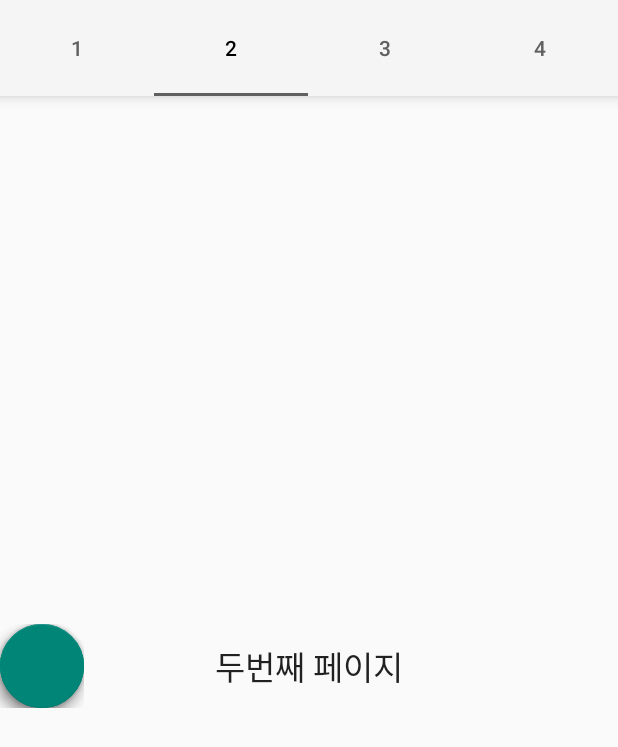
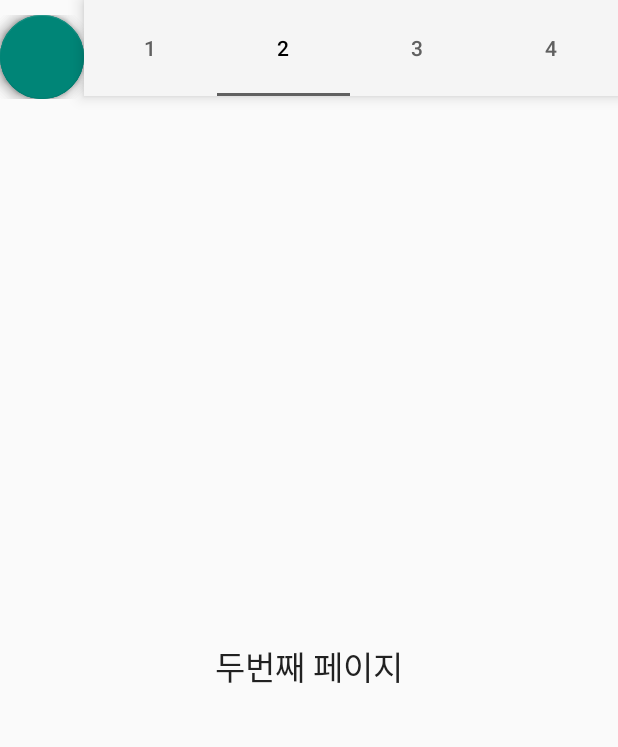
Before and after one commit to Peinilla/cau_capstone2_ICT, an Android app: the MainActivity screen opened directly, with no data from a screen before it, tab 2 chosen, on a phone screen of 412 x 824 dp. Shown: the top 747 px of the screen. Run offline under Robolectric (Android 15) with nearby library versions, the phone set to English and light mode, and no system bars; libraries missing offline, so code that uses them is left out: com.getbase.floatingactionbutton; plain views replace FloatingActionButton, FloatingActionsMenu; network calls fail; 1 statement that could not run was skipped.

Commit message:
0407 작업 ( 게시판 틀 추가 )

```diff
--- a/app/src/main/AndroidManifest.xml
+++ b/app/src/main/AndroidManifest.xml
@@ -14,7 +14,6 @@
         android:roundIcon="@mipmap/ic_launcher_round"
         android:supportsRtl="true"
         android:theme="@style/AppTheme">
-
         <meta-data
             android:name="com.kakao.sdk.AppKey"
             android:value="@string/kakao_app_key" />
@@ -24,7 +23,6 @@
         <meta-data
             android:name="com.facebook.sdk.ApplicationId"
             android:value="@string/facebook_app_id" />
-
 
         <activity
             android:name=".LoginActivity"
@@ -44,8 +42,8 @@
         <activity
             android:name=".MainActivity"
             android:theme="@style/Theme.AppCompat.Light.NoActionBar" />
-        <activity android:name=".HomeSelectActivity"></activity>
-
+        <activity android:name=".HomeSelectActivity" />
+        <activity android:name=".ProfileActvity"></activity>
     </application>
 
 </manifest>
--- a/app/src/main/java/com/melon/cau_capstone2_ict/MainActivity.java
+++ b/app/src/main/java/com/melon/cau_capstone2_ict/MainActivity.java
@@ -3,11 +3,15 @@ package com.melon.cau_capstone2_ict;
 import android.content.Intent;
 import android.os.Bundle;
 
+import android.support.design.widget.FloatingActionButton;
 import android.support.design.widget.TabLayout;
 import android.support.v4.view.ViewPager;
 import android.support.v7.app.AppCompatActivity;
 import android.support.v7.widget.Toolbar;
+import android.util.Log;
+import android.view.View;
 
+import com.getbase.floatingactionbutton.FloatingActionsMenu;
 import com.melon.cau_capstone2_ict.Manager.*;
 
 public class MainActivity extends AppCompatActivity {
@@ -15,11 +19,13 @@ public class MainActivity extends AppCompatActivity {
     private String ID;
     private String name;
     private ViewPager mViewPager;
+    private FloatingActionsMenu fab;
 
     @Override
     protected void onCreate(Bundle savedInstanceState) {
         super.onCreate(savedInstanceState);
         setContentView(R.layout.activity_main);
+        Log.d("Tag", "main_1");
 
         Intent intent;
         intent = getIntent();
@@ -30,6 +36,7 @@ public class MainActivity extends AppCompatActivity {
         Toolbar toolbar = (Toolbar) findViewById(R.id.toolbar);
         setSupportActionBar(toolbar);
 
+        fab = (FloatingActionsMenu)findViewById(R.id.floatingButton);
         mViewPager = (ViewPager) findViewById(R.id.container);
 
         TabLayout tabLayout = (TabLayout) findViewById(R.id.tab_layout);
@@ -45,23 +52,44 @@ public class MainActivity extends AppCompatActivity {
         final MyPagerAdapter adapter = new MyPagerAdapter
                 (getSupportFragmentManager(), tabLayout.getTabCount());
         viewPager.setAdapter(adapter);
+        Log.d("Tag", "main_1");
+
         viewPager.addOnPageChangeListener(new TabLayout.TabLayoutOnPageChangeListener(tabLayout));
+        Log.d("Tag", "main_1");
+        viewPager.addOnPageChangeListener(new ViewPager.OnPageChangeListener() {
+            @Override
+            public void onPageScrolled(int i, float v, int i1) {
 
+            }
+
+            @Override
+            public void onPageSelected(int i) {
+            }
+            @Override
+            public void onPageScrollStateChanged(int i) {
+
+            }
+        });
         tabLayout.setOnTabSelectedListener(new TabLayout.OnTabSelectedListener() {
             @Override
             public void onTabSelected(TabLayout.Tab tab) {
                 viewPager.setCurrentItem(tab.getPosition());
             }
-
             @Override
             public void onTabUnselected(TabLayout.Tab tab) {
 
             }
-
             @Override
             public void onTabReselected(TabLayout.Tab tab) {
 
             }
         });
+        Log.d("Tag", "main_end");
     }
+
+    public void onClickProfile(View v){
+        Intent intent = new Intent(this,ProfileActvity.class);
+        startActivity(intent);
+    }
+
 }
--- /dev/null
+++ b/app/src/main/java/com/melon/cau_capstone2_ict/Manager/MyBoard.java
@@ -0,0 +1,60 @@
+package com.melon.cau_capstone2_ict.Manager;
+
+import android.graphics.drawable.Drawable;
+
+public class MyBoard {
+    private String title;
+    private String writer;
+    private String date;
+    private int numComment;
+    private int numRecommend;
+
+    public MyBoard(){
+        title = "Test Title";
+        writer = "test12345";
+        date = "19.04.07";
+        numComment = 3;
+        numRecommend = 5;
+    }
+
+
+    public void setTitle(String title) {
+        this.title = title;
+    }
+
+    public void setWriter(String writer) {
+        this.writer = writer;
+    }
+
+    public void setDate(String date) {
+        this.date = date;
+    }
+
+    public void setNumComment(int numComment) {
+        this.numComment = numComment;
+    }
+
+    public void setNumRecommend(int numRecommend) {
+        this.numRecommend = numRecommend;
+    }
+
+    public int getNumComment() {
+        return numComment;
+    }
+
+    public int getNumRecommend() {
+        return numRecommend;
+    }
+
+    public String getDate() {
+        return date;
+    }
+
+    public String getTitle() {
+        return title;
+    }
+
+    public String getWriter() {
+        return writer;
+    }
+}
--- /dev/null
+++ b/app/src/main/java/com/melon/cau_capstone2_ict/Manager/MyBoardAdapter.java
@@ -0,0 +1,88 @@
+package com.melon.cau_capstone2_ict.Manager;
+
+import android.content.Context;
+import android.support.v7.widget.RecyclerView;
+import android.util.Log;
+import android.view.LayoutInflater;
+import android.view.View;
+import android.view.ViewGroup;
+import android.widget.BaseAdapter;
+import android.widget.ImageView;
+import android.widget.TextView;
+import com.melon.cau_capstone2_ict.*;
+
+
+import java.util.ArrayList;
+
+public class MyBoardAdapter extends BaseAdapter {
+    private ArrayList<MyBoard> listViewItemList = new ArrayList<>() ;
+    private LayoutInflater inflater = null;
+    private RecyclerView.ViewHolder viewHolder = null;
+
+    public MyBoardAdapter() {
+        Log.d("Tag", "MBA");
+
+    }
+
+    @Override
+    public int getCount() {
+
+        Log.d("Tag", "getCount");
+        return listViewItemList.size() ;
+    }
+
+    @Override
+    public View getView(int position, View convertView, ViewGroup parent) {
+        Log.d("Tag", "getView_1");
+
+        final int pos = position;
+        final Context context = parent.getContext();
+        Log.d("Tag", "getView_2");
+
+        // "listview_item" Layout을 inflate하여 convertView 참조 획득.
+        if (convertView == null) {
+            Log.d("Tag", "null check");
+            convertView = LayoutInflater.from(context).
+                    inflate(R.layout.listview_myboard, parent, false);
+        }
+        Log.d("Tag", "getView_3");
+
+        // 화면에 표시될 View(Layout이 inflate된)으로부터 위젯에 대한 참조 획득
+        TextView titleView = (TextView) convertView.findViewById(R.id.title) ;
+        TextView writerView = (TextView) convertView.findViewById(R.id.writer) ;
+        TextView commentView = (TextView) convertView.findViewById(R.id.comment) ;
+        TextView recommendView = (TextView) convertView.findViewById(R.id.recommend) ;
+        TextView dateView = (TextView) convertView.findViewById(R.id.date) ;
+        Log.d("Tag", "getView_4");
+
+        // Data Set(listViewItemList)에서 position에 위치한 데이터 참조 획득
+        MyBoard myBoard_item = listViewItemList.get(position);
+        Log.d("Tag", "getView_5");
+
+        // 아이템 내 각 위젯에 데이터 반영
+        titleView.setText(myBoard_item.getTitle());
+        writerView.setText(myBoard_item.getWriter());
+        commentView.setText("("+myBoard_item.getNumComment()+")");
+        recommendView.setText("("+myBoard_item.getNumRecommend()+")");
+        dateView.setText(myBoard_item.getDate());
+
+        return convertView;
+    }
+
+    @Override
+    public long getItemId(int position) {
+        return position ;
+    }
+
+    @Override
+    public Object getItem(int position) {
+        return listViewItemList.get(position) ;
+    }
+
+    //Todo 아이템 추가
+    public void addItem() {
+        MyBoard m = new MyBoard();
+
+        listViewItemList.add(m);
+    }
+}
--- a/app/src/main/java/com/melon/cau_capstone2_ict/Signup2Activity.java
+++ b/app/src/main/java/com/melon/cau_capstone2_ict/Signup2Activity.java
@@ -88,7 +88,7 @@ public class Signup2Activity extends AppCompatActivity {
             dialog.show();
             return;
         }
-        /* todo
+        /* todo 생년월일
         else if(birth.length() != 10){
             dialog = builder.setMessage("생년월일을 입력해주세요.").setNegativeButton("OK", null).create();
             dialog.show();
@@ -180,7 +180,7 @@ public class Signup2Activity extends AppCompatActivity {
             parameters = new HashMap<>();
             parameters.put("id", id);
             parameters.put("password", pw);
-            //TODO: 2019-04-01
+            //TODO: 회원가입 파라메터
 //            parameters.put("name", name);
 //            parameters.put("birth", birth);
 //            parameters.put("email", email);
--- a/app/src/main/java/com/melon/cau_capstone2_ict/TabFragment1.java
+++ b/app/src/main/java/com/melon/cau_capstone2_ict/TabFragment1.java
@@ -2,14 +2,38 @@ package com.melon.cau_capstone2_ict;
 
 import android.os.Bundle;
 import android.support.v4.app.Fragment;
+import android.support.v4.app.ListFragment;
+import android.util.Log;
 import android.view.LayoutInflater;
 import android.view.View;
 import android.view.ViewGroup;
+import android.R.id.*;
+import android.widget.ListView;
+
+import com.melon.cau_capstone2_ict.Manager.MyBoardAdapter;
 
 public class TabFragment1 extends Fragment {
 
+    MyBoardAdapter adapter;
+    ListView listView;
+
     @Override
     public View onCreateView(LayoutInflater inflater, ViewGroup container, Bundle savedInstanceState) {
-        return inflater.inflate(R.layout.tab_fragment_1, container, false);
+        final View rootView = inflater.inflate(R.layout.tab_fragment_1, container, false);
+
+        listView = (ListView) rootView.findViewById(R.id.listview1);
+
+        adapter = new MyBoardAdapter();
+
+        adapter.addItem();
+        adapter.addItem();
+        adapter.addItem();
+        adapter.addItem();
+        adapter.addItem();
+
+
+        listView.setAdapter(adapter);
+
+        return rootView;
     }
 }
--- a/app/src/main/java/com/melon/cau_capstone2_ict/TabFragment_calendar.java
+++ b/app/src/main/java/com/melon/cau_capstone2_ict/TabFragment_calendar.java
@@ -42,5 +42,6 @@ public class TabFragment_calendar extends Fragment {
         listView_my.setAdapter(adapter_temp);
 
         return rootView;
+
     }
 }
--- a/app/src/main/res/layout/activity_login.xml
+++ b/app/src/main/res/layout/activity_login.xml
@@ -22,7 +22,8 @@
             android:layout_toLeftOf="@+id/login_signin"
             android:ems="10"
             android:hint="ID"
-            android:inputType="textPersonName" />
+            android:inputType="textPersonName"
+            android:text="test1234" />
 
         <EditText
             android:id="@+id/login_password"
@@ -34,7 +35,8 @@
             android:layout_toLeftOf="@+id/login_signin"
             android:ems="10"
             android:hint="Password"
-            android:inputType="textPassword" />
+            android:inputType="textPassword"
+            android:text="123456" />
 
         <Button
             android:id="@+id/login_signin"
--- a/app/src/main/res/layout/activity_main.xml
+++ b/app/src/main/res/layout/activity_main.xml
@@ -8,21 +8,6 @@
     android:fitsSystemWindows="true"
     tools:context=".MainActivity">
 
-    <android.support.design.widget.TabLayout
-        android:id="@+id/tab_layout"
-        android:layout_width="match_parent"
-        android:layout_height="@dimen/tab_height"
-        android:layout_below="@+id/toolbar"
-        android:background="?attr/colorPrimary"
-        android:elevation="6dp"
-        android:minHeight="?attr/actionBarSize"
-        android:theme="@style/ThemeOverlay.AppCompat.Dark.ActionBar"
-        app:tabMode="fixed"
-        app:tabTextColor="@color/text_Unselect"
-        app:tabSelectedTextColor="@color/text_Select"
-        app:tabIndicatorColor="@color/text_Unselect"
-        />
-
     <android.support.v4.view.ViewPager
         android:id="@+id/pager_calendar"
         android:layout_width="match_parent"
@@ -30,23 +15,26 @@
         android:layout_below="@id/tab_layout"
         android:layout_marginTop="@dimen/tab_height" />
 
+    <LinearLayout
+        android:layout_width="match_parent"
+        android:layout_height="match_parent"
+        android:orientation="horizontal">
+
         <com.getbase.floatingactionbutton.FloatingActionsMenu
-        android:id="@+id/multiple_actions_down"
+            android:id="@+id/floatingButton"
             android:layout_width="wrap_content"
             android:layout_height="wrap_content"
             android:layout_alignParentTop="true"
             android:layout_alignParentEnd="true"
             android:layout_alignParentRight="true"
-        android:layout_marginTop="16dp"
-        android:layout_marginEnd="16dp"
-        android:layout_marginRight="16dp"
+            android:layout_marginTop="10dp"
+            android:layout_marginEnd="0dp"
+            android:layout_marginRight="0dp"
             app:fab_addButtonColorNormal="@color/white"
             app:fab_addButtonColorPressed="@color/white_pressed"
             app:fab_addButtonPlusIconColor="@color/half_black"
             app:fab_addButtonSize="mini"
-        app:fab_expandDirection="down"
-        app:layout_anchor="@+id/pager_calendar"
-        app:layout_anchorGravity="left|center">
+            app:fab_expandDirection="down">
 
             <com.getbase.floatingactionbutton.FloatingActionButton
                 android:id="@+id/button_remove"
@@ -64,13 +52,30 @@
                 app:fab_colorPressed="@color/white_pressed" />
 
             <com.getbase.floatingactionbutton.FloatingActionButton
-            android:id="@+id/action_enable"
+                android:id="@+id/button_profile"
                 android:layout_width="wrap_content"
                 android:layout_height="wrap_content"
+                android:onClick="onClickProfile"
                 app:fab_colorNormal="@color/white"
                 app:fab_colorPressed="@color/white_pressed"
+                app:fab_icon="@drawable/user_100"
                 app:fab_title="Set bottom menu enabled/disabled" />
 
         </com.getbase.floatingactionbutton.FloatingActionsMenu>
 
+        <android.support.design.widget.TabLayout
+            android:id="@+id/tab_layout"
+            android:layout_width="match_parent"
+            android:layout_height="@dimen/tab_height"
+            android:layout_below="@+id/toolbar"
+            android:background="?attr/colorPrimary"
+            android:elevation="6dp"
+            android:minHeight="?attr/actionBarSize"
+            android:theme="@style/ThemeOverlay.AppCompat.Dark.ActionBar"
+            app:tabIndicatorColor="@color/text_Unselect"
+            app:tabMode="fixed"
+            app:tabSelectedTextColor="@color/text_Select"
+            app:tabTextColor="@color/text_Unselect" />
+    </LinearLayout>
+
 </android.support.design.widget.CoordinatorLayout>
--- a/build.gradle
+++ b/build.gradle
@@ -9,7 +9,7 @@ buildscript {
 
     }
     dependencies {
-        classpath 'com.android.tools.build:gradle:3.3.1'
+        classpath 'com.android.tools.build:gradle:3.3.2'
 
         // NOTE: Do not place your application dependencies here; they belong
         // in the individual module build.gradle files
```
Also changed, not shown: app/build.gradle (+5 -4 lines), app/src/main/java/com/melon/cau_capstone2_ict/LoginActivity.java (+56 -8 lines), app/src/main/java/com/melon/cau_capstone2_ict/ProfileActvity.java (added, +13 -0 lines), app/src/main/res/layout/activity_profile_actvity.xml (added, +9 -0 lines), app/src/main/res/layout/listview_myboard.xml (added, +84 -0 lines), app/src/main/res/layout/tab_fragment_1.xml (+4 -7 lines), app/src/main/res/drawable/user_100.png (added). Lines whose indentation alone changed are shown as unchanged.
